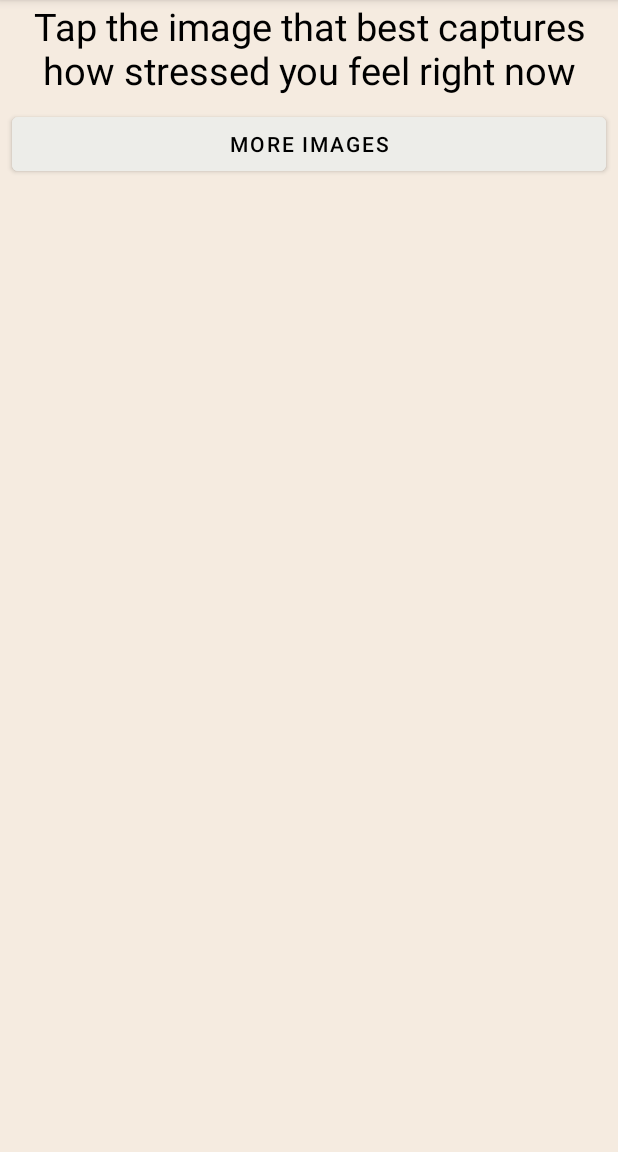
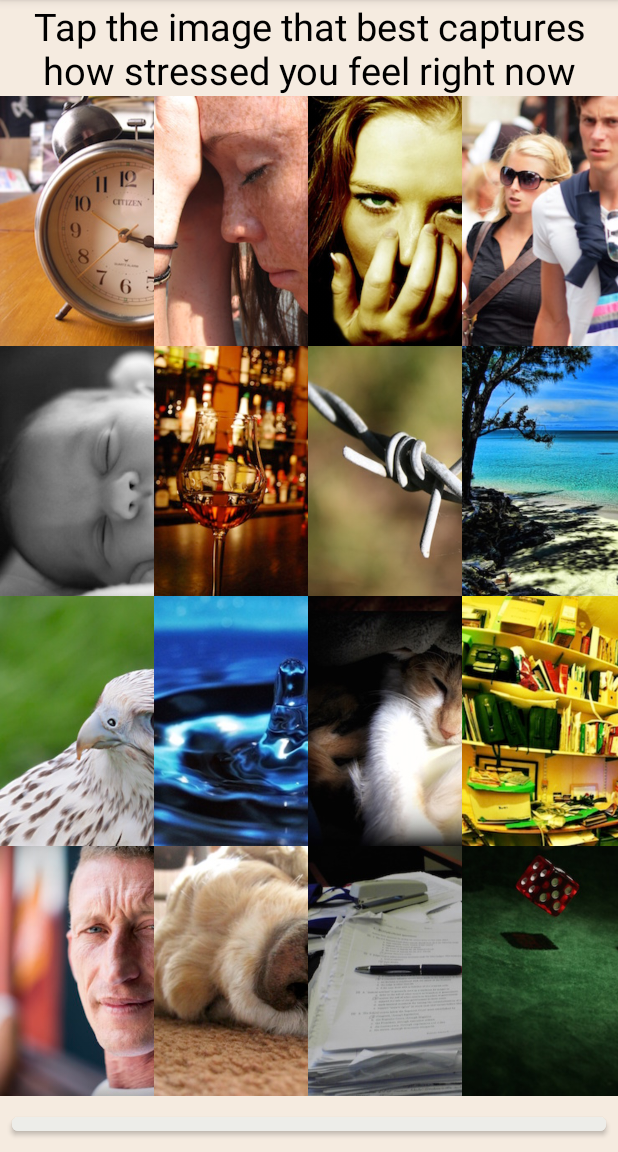
Before and after one commit to shadmanh123/StressMeter, an Android app: the screen it shows after launch (MainActivity), on a phone screen of 412 x 824 dp, the part 84-1236 px from its top. Run offline under Robolectric (Android 15) with nearby library versions, the phone set to English and light mode, and no system bars; our stand-ins replace navigation-ui.

Commit message:
Changed the implementation of how images are stored in grids

```diff
--- a/app/src/main/java/com/example/shadman_hossain_stressmeter/ui/imageRequest/ImageAdapter.kt
+++ b/app/src/main/java/com/example/shadman_hossain_stressmeter/ui/imageRequest/ImageAdapter.kt
@@ -1,18 +1,19 @@
 package com.example.shadman_hossain_stressmeter.ui.imageRequest
 
 import android.content.Context
+import android.util.Log
 import android.view.View
 import android.view.ViewGroup
 import android.widget.BaseAdapter
 import android.widget.ImageView
 
-class ImageAdapter(private val context: Context, private val imageResourceIds: Array<Int>): BaseAdapter() {
+class ImageAdapter(private val context: Context, private var grid: List<Int>): BaseAdapter() {
     override fun getCount(): Int {
-        return imageResourceIds.size
+        return grid.size
     }
 
     override fun getItem(position: Int): Any {
-        return imageResourceIds[position]
+        return grid[position]
     }
 
     override fun getItemId(position: Int): Long {
@@ -22,14 +23,22 @@ class ImageAdapter(private val context: Context, private val imageResourceIds: A
     override fun getView(position: Int, convertView: View?, parent: ViewGroup?): View {
         val imageView:ImageView
         if(convertView == null){
+//            Log.d("ImageAdapter", "Creating a new ImageView for position $position")
             imageView = ImageView(context)
             imageView.layoutParams = ViewGroup.LayoutParams(250,250)
             imageView.scaleType = ImageView.ScaleType.CENTER_CROP
         }
         else{
+//            Log.d("ImageAdapter", "Reusing an existing ImageView for position $position")
             imageView = convertView as ImageView
         }
-        imageView.setImageResource(imageResourceIds[position])
+
+        imageView.setImageResource(grid[position])
         return imageView
     }
+
+    fun updateImages(newGrid: List<Int>){
+        grid = newGrid
+        notifyDataSetChanged()
+    }
 }
--- a/app/src/main/java/com/example/shadman_hossain_stressmeter/ui/imageRequest/ImageRequestFragment.kt
+++ b/app/src/main/java/com/example/shadman_hossain_stressmeter/ui/imageRequest/ImageRequestFragment.kt
@@ -1,32 +1,26 @@
 package com.example.shadman_hossain_stressmeter.ui.imageRequest
 
+import android.graphics.drawable.Drawable
 import android.os.Bundle
+import android.util.Log
 import android.view.LayoutInflater
 import android.view.View
 import android.view.ViewGroup
+import android.widget.Button
 import android.widget.GridView
 import android.widget.TextView
 import androidx.fragment.app.Fragment
 import androidx.lifecycle.ViewModelProvider
+import com.example.shadman_hossain_stressmeter.R
 import com.example.shadman_hossain_stressmeter.databinding.FragmentImageRequestBinding
 
 class ImageRequestFragment : Fragment() {
-
-    private val imageFileNames = arrayOf(
-        "psm_alarm_clock.png", "psm_alarm_clock2.png", "psm_angry_face.png", "psm_anxious.png",
-        "psm_baby_sleeping.png", "psm_bar.png", "psm_barbed_wire2.png", "psm_beach3.png",
-        "psm_bird3.png", "psm_blue_drop.png", "psm_cat.png", "psm_clutter.png", "psm_clutter3.png",
-        "psm_dog_sleeping.png", "psm_exam4.png", "psm_gambling4.png", "psm_headache.png", "psm_headache2.png",
-        "psm_hiking3.png", "psm_kettle.png", "psm_lake3.png", "psm_lawn_chairs3.png", "psm_lonely.png",
-        "psm_lonely2.png", "psm_mountains11.png", "psm_neutral_child.png", "psm_neutral_person2.png",
-        "psm_peaceful_person.png", "psm_puppy.png", "psm_puppy3.png", "psm_reading_in_bed2.png", "psm_running3.png",
-        "psm_running4.png", "psm_sticky_notes2.png", "psm_stressed_cat.png", "psm_stressed_person.png",
-        "psm_stressed_person12.png", "psm_stressed_person3.png", "psm_stressed_person4.png", "psm_stressed_person6.png",
-        "psm_stressed_person7.png", "psm_stressed_person8.png", "psm_talking_on_phone2.png", "psm_to_do_list.png",
-        "psm_to_do_list3.png", "psm_wine3.png", "psm_work4.png", "psm_yoga4.png"
-    )
     private lateinit var imageResourceId:Array<Int>
+    private lateinit var moreImagesButton: Button
+    private var count = 0
+    private var initialSelection: MutableSet<Int> = mutableSetOf()
     private var _binding: FragmentImageRequestBinding? = null
+    private val TAG = "ImageRequestFragment"
 
     // This property is only valid between onCreateView and
     // onDestroyView.
@@ -42,14 +36,46 @@ class ImageRequestFragment : Fragment() {
             ViewModelProvider(this).get(ImageRequestViewModel::class.java)
         _binding = FragmentImageRequestBinding.inflate(inflater, container, false)
         val root: View = binding.root
-        imageResourceId = imageFileNames.map { filename ->
-            resources.getIdentifier(filename, "drawable", requireContext().packageName)
-        }.toTypedArray()
-        val initialSelection = imageResourceId.take(16).toSet()
+        val firstGrid = listOf<Int>(R.drawable.psm_alarm_clock, R.drawable.psm_headache2,
+            R.drawable.psm_angry_face, R.drawable.psm_anxious, R.drawable.psm_baby_sleeping, R.drawable.psm_bar,
+            R.drawable.psm_barbed_wire2, R.drawable.psm_beach3,R.drawable.psm_bird3,R.drawable.psm_blue_drop,
+            R.drawable.psm_cat,R.drawable.psm_clutter,R.drawable.psm_neutral_person2,R.drawable.psm_dog_sleeping,
+            R.drawable.psm_exam4,R.drawable.psm_gambling4)
+        val secondGrid = listOf<Int>(R.drawable.psm_headache, R.drawable.psm_alarm_clock2,
+            R.drawable.psm_hiking3, R.drawable.psm_kettle,R.drawable.psm_lake3, R.drawable.psm_lawn_chairs3,
+            R.drawable.psm_lonely, R.drawable.psm_stressed_person, R.drawable.psm_mountains11,
+            R.drawable.psm_neutral_child, R.drawable.psm_clutter3, R.drawable.psm_peaceful_person,
+            R.drawable.psm_puppy, R.drawable.psm_to_do_list, R.drawable.psm_reading_in_bed2,
+            R.drawable.psm_running3)
+        val thirdGrid = listOf<Int>(R.drawable.psm_lonely2, R.drawable.psm_running4,
+            R.drawable.psm_sticky_notes2, R.drawable.psm_stressed_cat,
+            R.drawable.psm_stressed_person12, R.drawable.psm_stressed_person3,
+            R.drawable.psm_stressed_person4, R.drawable.psm_stressed_person6,
+            R.drawable.psm_stressed_person7, R.drawable.psm_stressed_person8,
+            R.drawable.psm_talking_on_phone2, R.drawable.psm_puppy3,R.drawable.psm_to_do_list3,
+            R.drawable.psm_wine3, R.drawable.psm_work4, R.drawable.psm_yoga4)
+
+        initialSelection = firstGrid.toMutableSet()
+        moreImagesButton = binding.root.findViewById(R.id.moreImagesButton)
+        imageAdapter = ImageAdapter(requireContext(),firstGrid)
+        imageAdapter = ImageAdapter(requireContext(),firstGrid)
+        moreImagesButton.setOnClickListener() {
+            count++
+            if (count == 0) {
+                initialSelection = firstGrid.toMutableSet()
+                imageAdapter.updateImages(firstGrid)
+            }
+            else if (count == 1){
+                initialSelection = secondGrid.toMutableSet()
+                imageAdapter.updateImages(secondGrid)
+            }
+            else{
+                initialSelection = thirdGrid.toMutableSet()
+                imageAdapter.updateImages(thirdGrid)
+                count = -1
+            }
+        }
         imageRequestViewModel.addSelectedImages(initialSelection)
-
-        imageRequestViewModel.addSelectedImages(initialSelection)
-        imageAdapter = ImageAdapter(requireContext(),imageResourceId)
         gridView = binding.imageGridView
         gridView.adapter = imageAdapter
         return root
--- a/app/src/main/java/com/example/shadman_hossain_stressmeter/ui/imageRequest/ImageRequestViewModel.kt
+++ b/app/src/main/java/com/example/shadman_hossain_stressmeter/ui/imageRequest/ImageRequestViewModel.kt
@@ -1,25 +1,25 @@
 package com.example.shadman_hossain_stressmeter.ui.imageRequest
 
+import android.util.Log
 import androidx.lifecycle.LiveData
 import androidx.lifecycle.MutableLiveData
 import androidx.lifecycle.ViewModel
 
 class ImageRequestViewModel : ViewModel() {
-    private lateinit var currentSet: Set<Int>
-    private lateinit var updatedSet: MutableSet<Int>
+//    private lateinit var currentSet: Set<Int>
+//    private lateinit var updatedSet: MutableSet<Int>
     private val _selectedImages = MutableLiveData<Set<Int>>()
-    val selectedImages: LiveData<Set<Int>> = _selectedImages
 
     fun addSelectedImages(images: Set<Int>){
-        currentSet = _selectedImages.value?: setOf()
-        updatedSet = (currentSet + images).take(16).toMutableSet()
-        _selectedImages.value = updatedSet
+//        currentSet = _selectedImages.value?: setOf()
+//        updatedSet = currentSet.toMutableSet()
+        _selectedImages.value = images
     }
-    fun removeSelectedImages(imageResourceId: Int){
-        currentSet = _selectedImages.value?: setOf()
-        updatedSet = currentSet.toMutableSet()
-        updatedSet.remove(imageResourceId)
-        _selectedImages.value = updatedSet
-    }
+//    fun removeSelectedImages(imageResourceId: Int){
+//        currentSet = _selectedImages.value?: setOf()
+//        updatedSet = currentSet.toMutableSet()
+//        updatedSet.remove(imageResourceId)
+//        _selectedImages.value = updatedSet
+//    }
 
 }
--- a/app/src/main/res/layout/fragment_image_request.xml
+++ b/app/src/main/res/layout/fragment_image_request.xml
@@ -21,10 +21,9 @@
     <GridView
         android:id="@+id/imageGridView"
         android:layout_width="match_parent"
-        android:layout_height="0dp"
-        android:numColumns="4"
+        android:layout_height="wrap_content"
         android:layout_marginBottom="8dp"
-        />
+        android:numColumns="4" />
 
     <Button
         android:id="@+id/moreImagesButton"
```
